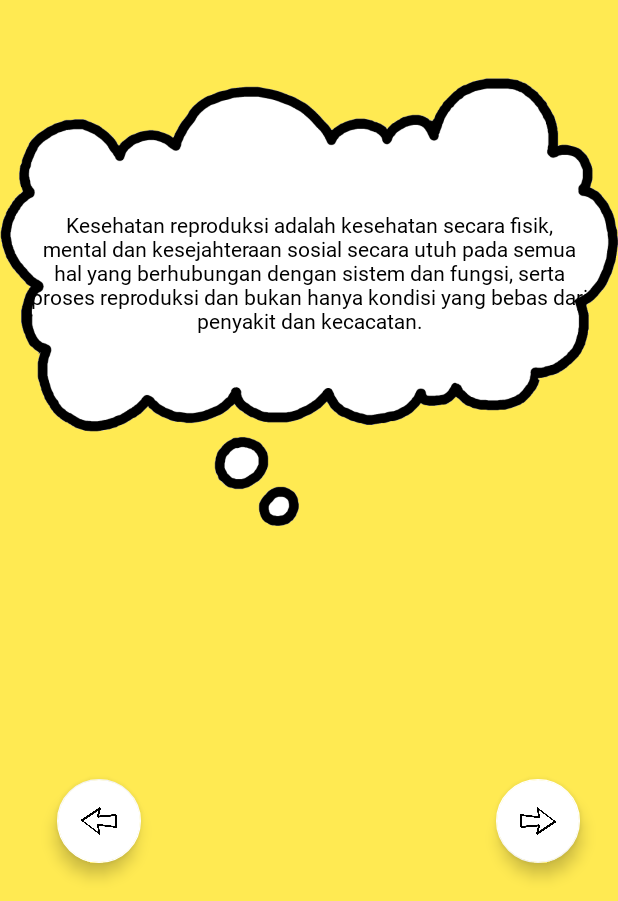
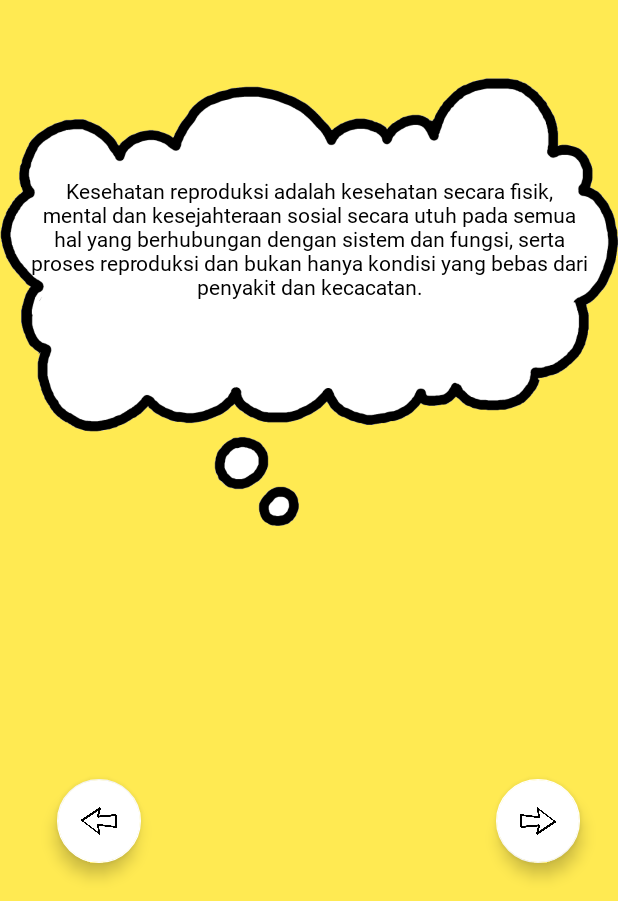
Before and after one commit to fdelmhmmad/kespropedia, an Android app: the ThirdFragment screen opened through its navigation route, on a phone screen of 412 x 824 dp, the part 335-1236 px from its top. Run offline under Robolectric (Android 15) with nearby library versions, the phone set to English and light mode, and no system bars.

Commit message:
Update fragment_third.xml

```diff
--- a/app/src/main/res/layout/fragment_third.xml
+++ b/app/src/main/res/layout/fragment_third.xml
@@ -80,7 +80,7 @@
         android:id="@+id/text3"
         android:layout_width="409dp"
         android:layout_height="204dp"
-        android:layout_marginTop="278dp"
+        android:layout_marginTop="255dp"
         android:layout_marginLeft="20dp"
         android:layout_marginRight="20dp"
         android:fontFamily="@font/comic_sans_ms"
```
